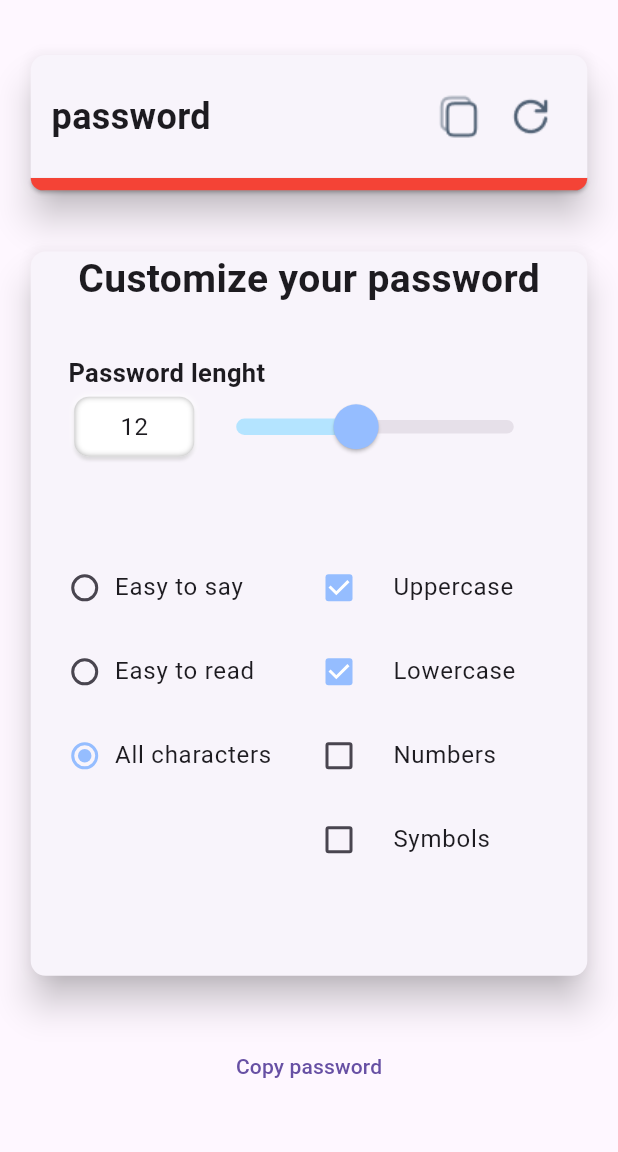
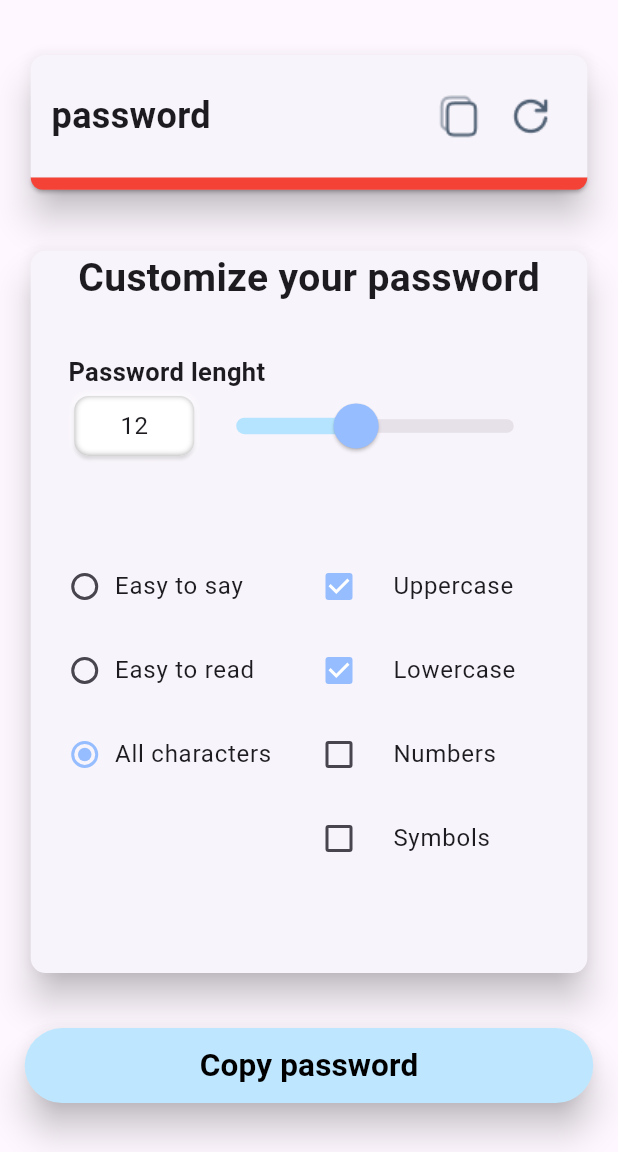
Before and after one commit to tortamque/Passlum, a Flutter app: the screen it shows after launch, on a phone screen of 412 x 824 dp, the part 84-1236 px from its top. Run offline on Flutter 3.47's test engine with Material 2 defaults, Android fonts, the phone set to English and light mode, and no system bars.

Commit message:
create button template

```diff
--- a/lib/main.dart
+++ b/lib/main.dart
@@ -63,10 +63,25 @@ class _HomePageState extends State<HomePage> {
 
             const Filler(flex: 1),
 
-            TextButton(
+            ElevatedButton(
+              style: ElevatedButton.styleFrom(
+                foregroundColor: CustomColors.darkBlue,
+                backgroundColor: CustomColors.lightBlue,
+                minimumSize: const Size.fromHeight(50),
+                surfaceTintColor: Colors.white,
+                elevation: 10,
+              ),
               onPressed: (){},
-              child: const Text("Copy password"),
+              child: const Text(
+                "Copy password",
+                style: TextStyle(
+                  color: Colors.black,
+                  fontWeight: FontWeight.bold,
+                  fontSize: 21
+                ),
+              ),
             ),
+
 
             const Filler(flex: 1),
           ]
```
